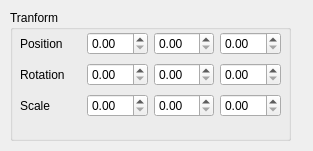
First picture: the form in Project/gtransformwidget.ui, repository nicobabot/KingGarron_Engine, before the edit.
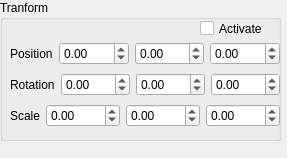
Second picture: the form after the edit.

The edit to the form file:
```diff
--- a/Project/gtransformwidget.ui
+++ b/Project/gtransformwidget.ui
@@ -6,8 +6,8 @@
    <rect>
     <x>0</x>
     <y>0</y>
-    <width>313</width>
-    <height>151</height>
+    <width>287</width>
+    <height>158</height>
    </rect>
   </property>
   <property name="windowTitle">
@@ -16,21 +16,27 @@
   <widget class="QGroupBox" name="groupBox">
    <property name="geometry">
     <rect>
-     <x>10</x>
-     <y>10</y>
+     <x>0</x>
+     <y>0</y>
      <width>281</width>
-     <height>131</height>
+     <height>141</height>
     </rect>
    </property>
+   <property name="minimumSize">
+    <size>
+     <width>281</width>
+     <height>141</height>
+    </size>
+   </property>
    <property name="title">
     <string>Tranform</string>
    </property>
-   <widget class="QWidget" name="">
+   <widget class="QWidget" name="layoutWidget">
     <property name="geometry">
      <rect>
       <x>10</x>
-      <y>20</y>
-      <width>261</width>
+      <y>40</y>
+      <width>270</width>
       <height>91</height>
      </rect>
     </property>
@@ -45,13 +51,34 @@
         </widget>
        </item>
        <item>
-        <widget class="QDoubleSpinBox" name="doubleSpinBox"/>
+        <widget class="QDoubleSpinBox" name="pos_x">
+         <property name="minimum">
+          <double>-9999.000000000000000</double>
+         </property>
+         <property name="maximum">
+          <double>9999.000000000000000</double>
+         </property>
+        </widget>
        </item>
        <item>
-        <widget class="QDoubleSpinBox" name="doubleSpinBox_2"/>
+        <widget class="QDoubleSpinBox" name="pos_y">
+         <property name="minimum">
+          <double>-9999.000000000000000</double>
+         </property>
+         <property name="maximum">
+          <double>9999.000000000000000</double>
+         </property>
+        </widget>
        </item>
        <item>
-        <widget class="QDoubleSpinBox" name="doubleSpinBox_3"/>
+        <widget class="QDoubleSpinBox" name="pos_z">
+         <property name="minimum">
+          <double>-9999.000000000000000</double>
+         </property>
+         <property name="maximum">
+          <double>9999.000000000000000</double>
+         </property>
+        </widget>
        </item>
       </layout>
      </item>
@@ -65,13 +92,34 @@
         </widget>
        </item>
        <item>
-        <widget class="QDoubleSpinBox" name="doubleSpinBox_4"/>
+        <widget class="QDoubleSpinBox" name="rot_x">
+         <property name="minimum">
+          <double>-9999.000000000000000</double>
+         </property>
+         <property name="maximum">
+          <double>9999.000000000000000</double>
+         </property>
+        </widget>
        </item>
        <item>
-        <widget class="QDoubleSpinBox" name="doubleSpinBox_5"/>
+        <widget class="QDoubleSpinBox" name="rot_y">
+         <property name="minimum">
+          <double>-9999.000000000000000</double>
+         </property>
+         <property name="maximum">
+          <double>9999.000000000000000</double>
+         </property>
+        </widget>
        </item>
        <item>
-        <widget class="QDoubleSpinBox" name="doubleSpinBox_6"/>
+        <widget class="QDoubleSpinBox" name="rot_z">
+         <property name="minimum">
+          <double>-9999.000000000000000</double>
+         </property>
+         <property name="maximum">
+          <double>9999.000000000000000</double>
+         </property>
+        </widget>
        </item>
       </layout>
      </item>
@@ -85,18 +133,52 @@
         </widget>
        </item>
        <item>
-        <widget class="QDoubleSpinBox" name="doubleSpinBox_7"/>
+        <widget class="QDoubleSpinBox" name="scale_x">
+         <property name="minimum">
+          <double>-9999.000000000000000</double>
+         </property>
+         <property name="maximum">
+          <double>9999.000000000000000</double>
+         </property>
+        </widget>
        </item>
        <item>
-        <widget class="QDoubleSpinBox" name="doubleSpinBox_8"/>
+        <widget class="QDoubleSpinBox" name="scale_y">
+         <property name="minimum">
+          <double>-9999.000000000000000</double>
+         </property>
+         <property name="maximum">
+          <double>9999.000000000000000</double>
+         </property>
+        </widget>
        </item>
        <item>
-        <widget class="QDoubleSpinBox" name="doubleSpinBox_9"/>
+        <widget class="QDoubleSpinBox" name="scale_z">
+         <property name="minimum">
+          <double>-9999.000000000000000</double>
+         </property>
+         <property name="maximum">
+          <double>9999.000000000000000</double>
+         </property>
+        </widget>
        </item>
       </layout>
      </item>
     </layout>
    </widget>
+   <widget class="QCheckBox" name="checkBox">
+    <property name="geometry">
+     <rect>
+      <x>200</x>
+      <y>20</y>
+      <width>70</width>
+      <height>17</height>
+     </rect>
+    </property>
+    <property name="text">
+     <string>Activate</string>
+    </property>
+   </widget>
   </widget>
  </widget>
  <resources/>
```
